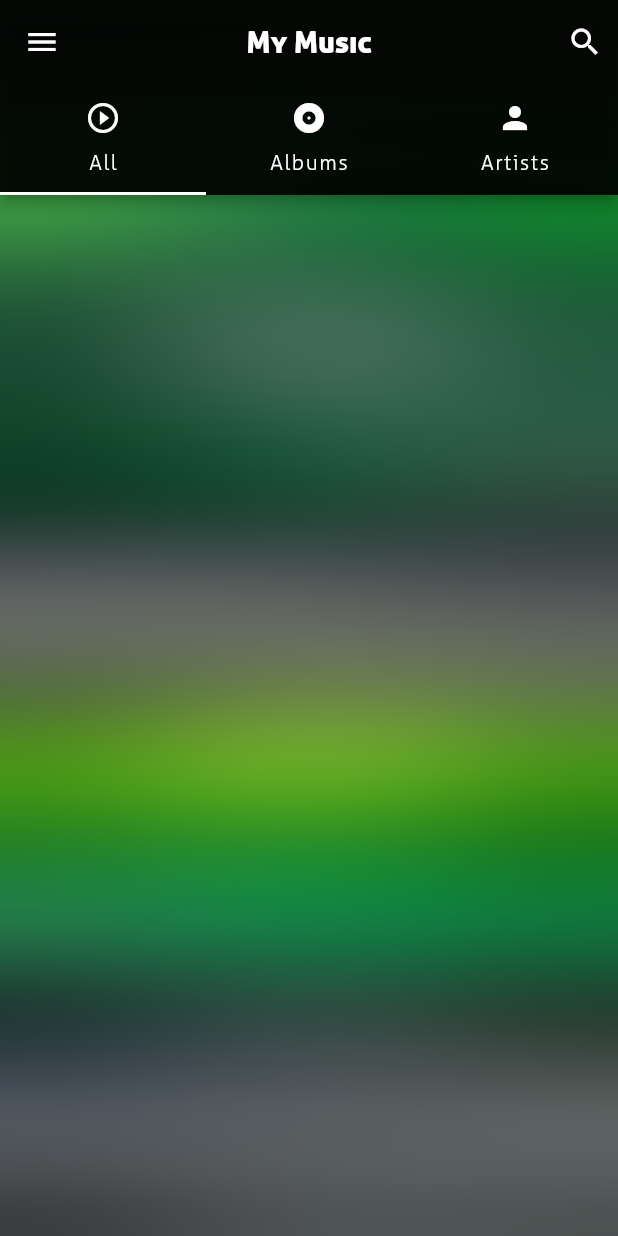
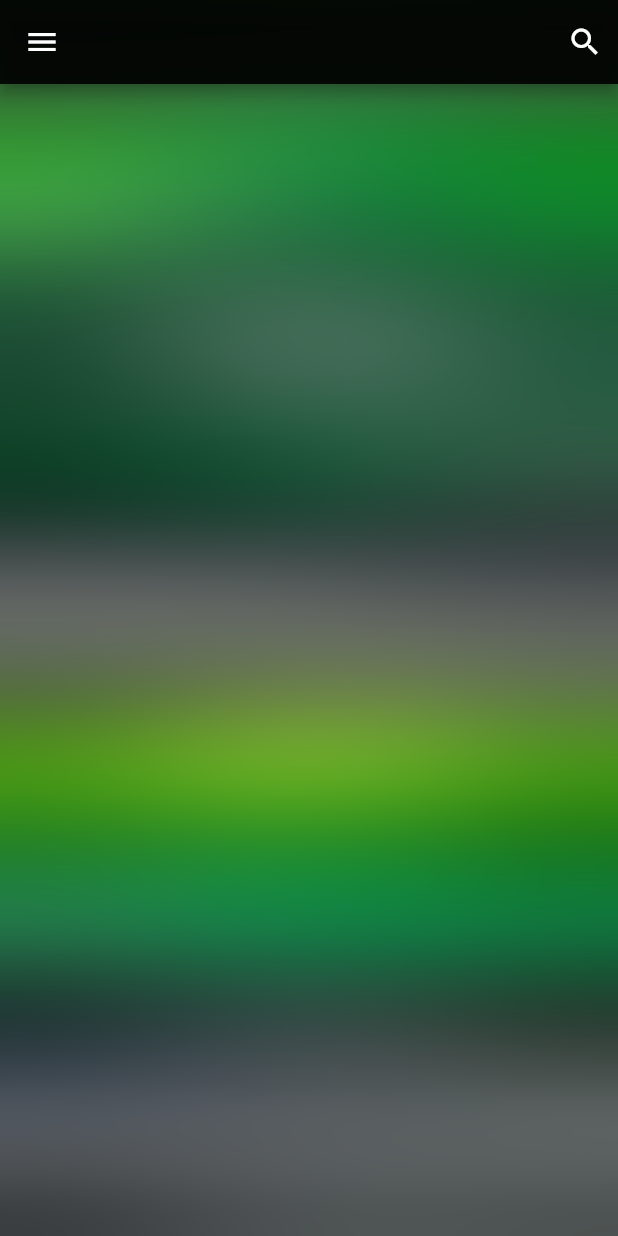
Before and after one commit to horlarme/musica, a Flutter app: the screen it shows after launch, on a phone screen of 412 x 824 dp. Run offline on Flutter 3.47's test engine with Material 2 defaults, Android fonts, the phone set to English and light mode, and no system bars; missing offline and left inert: flute_music_player, simple_permissions; statements that could not run were skipped.

Commit message:
Added property to identify if an album design is a track or album

```diff
--- a/lib/Bars/Main.dart
+++ b/lib/Bars/Main.dart
@@ -1,10 +1,10 @@
 import 'package:flutter/material.dart';
 import 'package:musicau/Config/App.dart';
 
-Widget main({TabBar tab, Widget leading}) {
+Widget main({String title, Widget leading}) {
   return AppBar(
     title: Text(
-      "My Music",
+      title,
       style: TextStyle(
           color: color,
           fontFamily: "AllerDisplay"),
@@ -13,7 +13,6 @@ Widget main({TabBar tab, Widget leading}) {
     backgroundColor: Colors.transparent.withOpacity(0.9),
     elevation: 4,
     centerTitle: true ,
-    bottom: tab,
     actions: [
       Padding(
           padding: EdgeInsets.symmetric(horizontal: 10),
--- a/lib/Components/Album.dart
+++ b/lib/Components/Album.dart
@@ -16,6 +16,9 @@ class Album extends StatefulWidget {
 }
 
 class _Album extends State<Album> {
+
+  get isAlbum => false;
+
   @override
   build(BuildContext context) {
     return GestureDetector(
@@ -57,7 +60,19 @@ class _Album extends State<Album> {
                       fontFamily: "AllerDisplay",
                       letterSpacing: 1,
                       color: backgroundColor.withOpacity(0.8)),
-                ))
+                )),
+            isAlbum ?
+            Container(
+                margin: EdgeInsets.only(top: 0, left: 10, right: 10),
+                child: Text(
+                  "Tracks: 30",
+                  textAlign: TextAlign.center,
+                  style: TextStyle(
+                      fontSize: 12,
+                      fontFamily: "AllerDisplay",
+                      letterSpacing: 1,
+                      color: backgroundColor.withOpacity(0.8)),
+                )) : Container()
           ],
         ),
       ),
--- a/lib/Pages/Start.dart
+++ b/lib/Pages/Start.dart
@@ -19,14 +19,6 @@ class Start extends StatefulWidget {
 }
 
 class _Start extends State<Start> with SingleTickerProviderStateMixin {
-  List<Tab> _tabs = [
-    _tab("All", icon: Icons.play_circle_outline),
-    _tab("Albums", icon: Icons.album),
-    _tab("Artists", icon: Icons.person),
-  ];
-
-  TabController tabController;
-
   GlobalKey<ScaffoldState> _globalKey = new GlobalKey();
 
   @override
@@ -35,32 +27,9 @@ class _Start extends State<Start> with SingleTickerProviderStateMixin {
       key: _globalKey,
       backgroundColor: Colors.transparent,
       drawer: Main(songs: widget.songs),
-      appBar: main(tab: tabBar(), leading: drawerButton()),
-      body: TabBarView(
-        children: [
-          Albums(songs: widget.songs),
-          Albums(),
-          Albums(),
-        ],
-        controller: tabController,
-      ),
+      appBar: main(title: "", leading: drawerButton()),
+      body: Albums(songs: widget.songs)
     );
-  }
-
-  TabBar tabBar() => TabBar(
-        indicatorColor: color,
-        unselectedLabelColor: color,
-        labelColor: color,
-        labelStyle: TextStyle(letterSpacing: 1, fontFamily: "Aller"),
-        tabs: _tabs,
-        controller: tabController,
-      );
-
-  @override
-  void initState() {
-    super.initState();
-
-    tabController = TabController(length: _tabs.length, vsync: this);
   }
 
   drawerButton() {
@@ -75,11 +44,3 @@ class _Start extends State<Start> with SingleTickerProviderStateMixin {
     );
   }
 }
-
-Tab _tab(String tabTitle, {IconData icon = Icons.play_circle_outline}) {
-  return Tab(
-      icon: Icon(
-        icon,
-      ),
-      text: tabTitle);
-}
```
